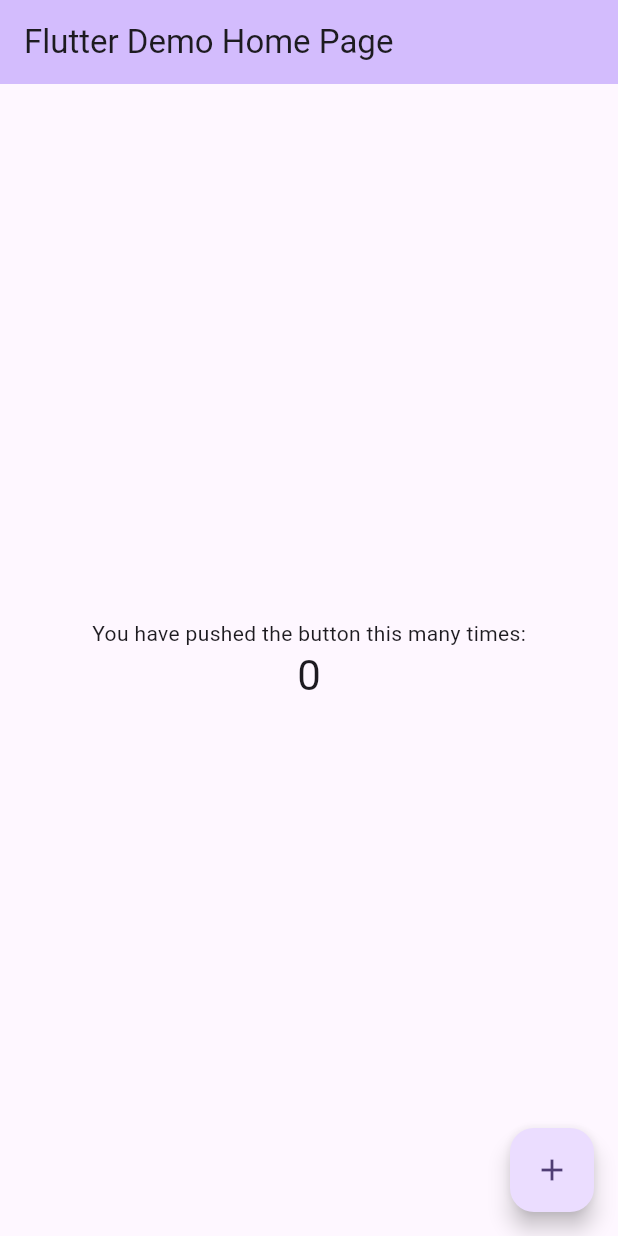
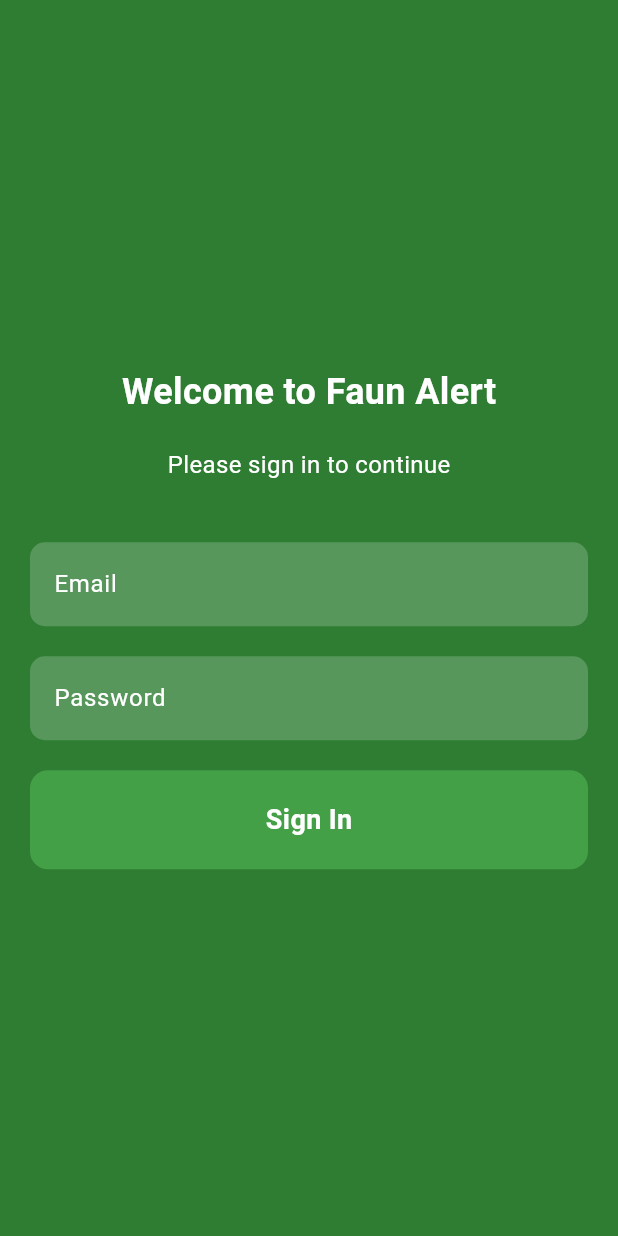
Before and after one commit to bokdotdeveloper/faun_alert, a Flutter app: the screen it shows after launch, on a phone screen of 412 x 824 dp. Run offline on Flutter 3.47's test engine with Material 3 defaults, Android fonts, the phone set to English and light mode, and no system bars; our stand-ins replace device_preview, firebase_core; accounts and stored records are empty.

Commit message:
added login page design temporarily

```diff
--- a/lib/main.dart
+++ b/lib/main.dart
@@ -1,7 +1,14 @@
 import 'package:device_preview/device_preview.dart';
+import 'package:faun_alert/pages/Welcome.dart';
+import 'package:faun_alert/pages/signin.dart';
 import 'package:flutter/material.dart';
+import "package:firebase_core/firebase_core.dart";
 
-void main() {
+void main() async {
+  WidgetsFlutterBinding.ensureInitialized();
+
+  // await Firebase.initializeApp();
+
   runApp(
     DevicePreview(builder: (context) =>
       MyApp(),
@@ -14,114 +21,10 @@ class MyApp extends StatelessWidget {
 
   // This widget is the root of your application.
   @override
-  Widget build(BuildContext context) {
-    return MaterialApp(
-      title: 'Flutter Demo',
-      theme: ThemeData(
-        // This is the theme of your application.
-        //
-        // TRY THIS: Try running your application with "flutter run". You'll see
-        // the application has a purple toolbar. Then, without quitting the app,
-        // try changing the seedColor in the colorScheme below to Colors.green
-        // and then invoke "hot reload" (save your changes or press the "hot
-        // reload" button in a Flutter-supported IDE, or press "r" if you used
-        // the command line to start the app).
-        //
-        // Notice that the counter didn't reset back to zero; the application
-        // state is not lost during the reload. To reset the state, use hot
-        // restart instead.
-        //
-        // This works for code too, not just values: Most code changes can be
-        // tested with just a hot reload.
-        colorScheme: ColorScheme.fromSeed(seedColor: Colors.deepPurple),
-      ),
-      home: const MyHomePage(title: 'Flutter Demo Home Page'),
+  Widget build(BuildContext context){
+    return const MaterialApp(
+      debugShowCheckedModeBanner: false,
+      home: Signin(),
     );
   }
 }
-
-class MyHomePage extends StatefulWidget {
-  const MyHomePage({super.key, required this.title});
-
-  // This widget is the home page of your application. It is stateful, meaning
-  // that it has a State object (defined below) that contains fields that affect
-  // how it looks.
-
-  // This class is the configuration for the state. It holds the values (in this
-  // case the title) provided by the parent (in this case the App widget) and
-  // used by the build method of the State. Fields in a Widget subclass are
-  // always marked "final".
-
-  final String title;
-
-  @override
-  State<MyHomePage> createState() => _MyHomePageState();
-}
-
-class _MyHomePageState extends State<MyHomePage> {
-  int _counter = 0;
-
-  void _incrementCounter() {
-    setState(() {
-      // This call to setState tells the Flutter framework that something has
-      // changed in this State, which causes it to rerun the build method below
-      // so that the display can reflect the updated values. If we changed
-      // _counter without calling setState(), then the build method would not be
-      // called again, and so nothing would appear to happen.
-      _counter++;
-    });
-  }
-
-  @override
-  Widget build(BuildContext context) {
-    // This method is rerun every time setState is called, for instance as done
-    // by the _incrementCounter method above.
-    //
-    // The Flutter framework has been optimized to make rerunning build methods
-    // fast, so that you can just rebuild anything that needs updating rather
-    // than having to individually change instances of widgets.
-    return Scaffold(
-      appBar: AppBar(
-        // TRY THIS: Try changing the color here to a specific color (to
-        // Colors.amber, perhaps?) and trigger a hot reload to see the AppBar
-        // change color while the other colors stay the same.
-        backgroundColor: Theme.of(context).colorScheme.inversePrimary,
-        // Here we take the value from the MyHomePage object that was created by
-        // the App.build method, and use it to set our appbar title.
-        title: Text(widget.title),
-      ),
-      body: Center(
-        // Center is a layout widget. It takes a single child and positions it
-        // in the middle of the parent.
-        child: Column(
-          // Column is also a layout widget. It takes a list of children and
-          // arranges them vertically. By default, it sizes itself to fit its
-          // children horizontally, and tries to be as tall as its parent.
-          //
-          // Column has various properties to control how it sizes itself and
-          // how it positions its children. Here we use mainAxisAlignment to
-          // center the children vertically; the main axis here is the vertical
-          // axis because Columns are vertical (the cross axis would be
-          // horizontal).
-          //
-          // TRY THIS: Invoke "debug painting" (choose the "Toggle Debug Paint"
-          // action in the IDE, or press "p" in the console), to see the
-          // wireframe for each widget.
-          mainAxisAlignment: MainAxisAlignment.center,
-          children: <Widget>[
-            const Text('You have pushed the button this many times:'),
-            Text(
-              '$_counter',
-              style: Theme.of(context).textTheme.headlineMedium,
-            ),
-          ],
-        ),
-      ),
-      floatingActionButton: FloatingActionButton(
-        onPressed: _incrementCounter,
-        tooltip: 'Increment',
-        child: const Icon(Icons.add),
-      ), // This trailing comma makes auto-formatting nicer for build methods.
-    );
-  }
-}
--- /dev/null
+++ b/lib/pages/signin.dart
@@ -0,0 +1,87 @@
+import 'package:flutter/material.dart';
+
+class Signin extends StatelessWidget {
+  const Signin({super.key});
+
+  @override
+  Widget build(BuildContext context) {
+    return Scaffold(
+      backgroundColor: Colors.green[800],
+      body: Center(
+        child: Column(
+          mainAxisAlignment: MainAxisAlignment.center,
+          crossAxisAlignment: CrossAxisAlignment.center,
+          children: [
+            const Text(
+              'Welcome to Faun Alert',
+              style: TextStyle(
+                color: Colors.white,
+                fontSize: 24,
+                fontWeight: FontWeight.bold,
+              ),
+            ),
+            const SizedBox(height: 20),
+            const Text(
+              'Please sign in to continue',
+              style: TextStyle(color: Colors.white, fontSize: 16),
+            ),
+            const SizedBox(height: 40),
+            Padding(
+              padding: const EdgeInsets.symmetric(horizontal: 20),
+              child: TextField(
+                decoration: InputDecoration(
+                  labelText: 'Email',
+                  labelStyle: const TextStyle(color: Colors.white),
+                  filled: true,
+                  fillColor: Colors.white.withOpacity(0.2),
+                  border: const OutlineInputBorder(
+                    borderRadius: BorderRadius.all(Radius.circular(10)),
+                    borderSide: BorderSide.none,
+                  ),
+                ),
+              ),
+            ),
+            const SizedBox(height: 20),
+            Padding(
+              padding: const EdgeInsets.symmetric(horizontal: 20),
+              child: TextField(
+                decoration: InputDecoration(
+                  labelText: 'Password',
+                  labelStyle: const TextStyle(color: Colors.white),
+                  filled: true,
+                  fillColor: Colors.white.withOpacity(0.2),
+                  border: const OutlineInputBorder(
+                    borderRadius: BorderRadius.all(Radius.circular(10)),
+                    borderSide: BorderSide.none,
+                  ),
+                ),
+                obscureText: true,
+              ),
+            ),
+            const SizedBox(height: 20),
+            Padding(
+              padding: const EdgeInsets.symmetric(horizontal: 20),
+              child: Container(
+                padding: const EdgeInsets.all(20),
+                decoration: BoxDecoration(
+                  color: Colors.green[600],
+                  borderRadius: BorderRadius.circular(12),
+                ),
+                child: Center(
+                  child: Text(
+                    'Sign In',
+                    style: TextStyle(
+                      color: Colors.white,
+                      fontSize: 18,
+                      fontWeight: FontWeight.bold,
+                    ),
+                  ),
+                ),
+              ),
+            ),
+          ],
+        ),
+      ),
+    );
+  }
+}
--- /dev/null
+++ b/lib/pages/welcome.dart
@@ -0,0 +1,14 @@
+import 'package:flutter/material.dart';
+
+class Welcome extends StatelessWidget {
+  const Welcome({super.key});
+
+  @override
+  Widget build(BuildContext context) {
+    return Scaffold(
+      appBar: AppBar(
+        title: const Text('Welcome'),
+      ),
+    );
+  }
+}
--- a/pubspec.yaml
+++ b/pubspec.yaml
@@ -36,6 +36,7 @@ dependencies:
   # The following adds the Cupertino Icons font to your application.
   # Use with the CupertinoIcons class for iOS style icons.
   cupertino_icons: ^1.0.8
+  firebase_auth: ^5.5.1
 
 dev_dependencies:
   flutter_test:
```
Also changed, not shown: lib/pages/signup.dart (added), pubspec.lock, 6 other files.
